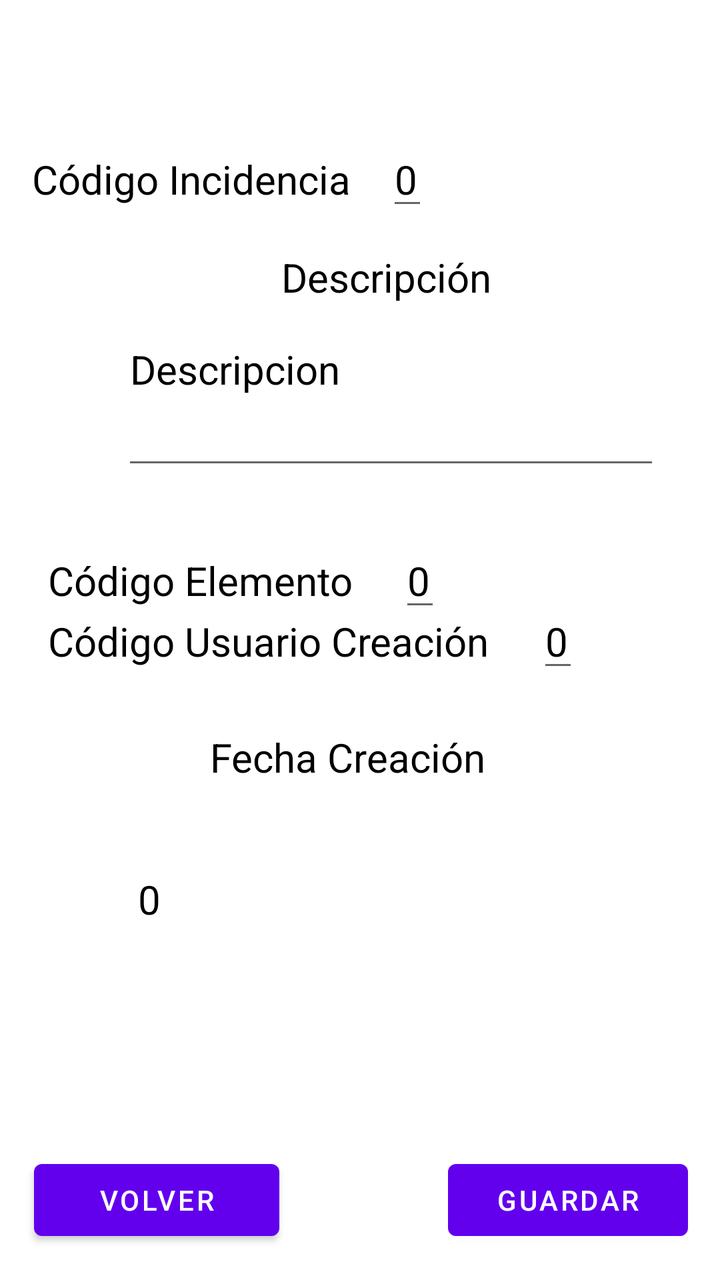
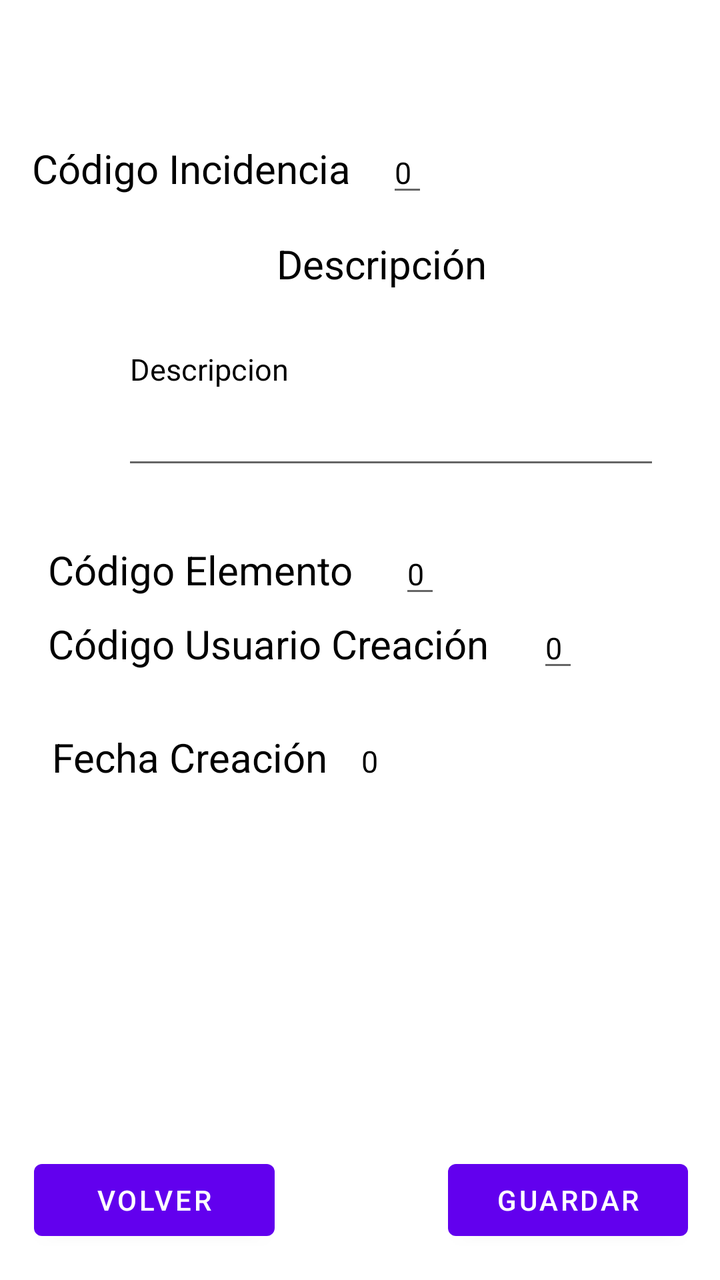

Before-and-after screenshots of an Android layout around one commit, followed by the original layout XML and the change that was made.
<!-- AndroidManifest.xml: application theme Theme.AplicacionIncidencias -->
<!-- res/layout/activity_info_incidencia.xml -->
<?xml version="1.0" encoding="utf-8"?>
<androidx.constraintlayout.widget.ConstraintLayout xmlns:android="http://schemas.android.com/apk/res/android"
    xmlns:app="http://schemas.android.com/apk/res-auto"
    xmlns:tools="http://schemas.android.com/tools"
    android:id="@+id/main"
    android:layout_width="match_parent"
    android:layout_height="match_parent"
    tools:context=".Incidencia.Activity_Info_Incidencia">

    <TextView
        android:id="@+id/tvCodigoIncidencia"
        android:layout_width="wrap_content"
        android:layout_height="wrap_content"
        android:layout_marginStart="16dp"
        android:text="Código Incidencia "
        android:textColor="@color/black"
        android:textSize="20sp"
        app:layout_constraintBaseline_toBaselineOf="@+id/edinfoCodigoIncidencia"
        app:layout_constraintStart_toStartOf="parent" />

    <EditText
        android:id="@+id/edinfoCodigoIncidencia"
        android:layout_width="wrap_content"
        android:layout_height="wrap_content"
        android:layout_marginStart="13dp"
        android:layout_marginTop="66dp"
        android:text="0"
        android:textColor="@color/black"
        android:textSize="20sp"
        app:layout_constraintStart_toEndOf="@+id/tvCodigoIncidencia"
        app:layout_constraintTop_toTopOf="parent" />

    <TextView
        android:id="@+id/tvDescripcionIncidencia"
        android:layout_width="wrap_content"
        android:layout_height="wrap_content"
        android:layout_marginTop="15dp"
        android:text="Descripción "
        android:textColor="@color/black"
        android:textSize="20sp"
        app:layout_constraintEnd_toEndOf="@+id/edDescripcionIncidencia"
        app:layout_constraintStart_toStartOf="@+id/edDescripcionIncidencia"
        app:layout_constraintTop_toBottomOf="@+id/edinfoCodigoIncidencia" />

    <EditText
        android:id="@+id/edDescripcionIncidencia"
        android:layout_width="269dp"
        android:layout_height="113dp"
        android:layout_marginStart="37dp"
        android:layout_marginTop="172dp"
        android:layout_marginBottom="171dp"
        android:inputType="textMultiLine"
        android:text="Descripcion"
        android:textColor="@color/black"
        android:textSize="20sp"
        app:layout_constraintBottom_toTopOf="@+id/tvFechaCreacion"
        app:layout_constraintStart_toStartOf="@+id/tvCodigoElemento"
        app:layout_constraintTop_toTopOf="parent" />

    <TextView
        android:id="@+id/tvCodigoElemento"
        android:layout_width="wrap_content"
        android:layout_height="wrap_content"
        android:layout_marginStart="24dp"
        android:text="Código Elemento "
        android:textColor="@color/black"
        android:textSize="20sp"
        app:layout_constraintBaseline_toBaselineOf="@+id/edInfoCodigoElemento"
        app:layout_constraintStart_toStartOf="parent" />

    <TextView
        android:id="@+id/tvCodigoUsuarioCreacion"
        android:layout_width="wrap_content"
        android:layout_height="wrap_content"
        android:layout_marginStart="24dp"
        android:text="Código Usuario Creación "
        android:textColor="@color/black"
        android:textSize="20sp"
        app:layout_constraintBaseline_toBaselineOf="@+id/edInfoCodigoUsuarioCreacion"
        app:layout_constraintStart_toStartOf="parent" />

    <TextView
        android:id="@+id/tvFechaCreacion"
        android:layout_width="wrap_content"
        android:layout_height="wrap_content"
        android:layout_marginEnd="21dp"
        android:layout_marginBottom="44dp"
        android:text="Fecha Creación "
        android:textColor="@color/black"
        android:textSize="20sp"
        app:layout_constraintBottom_toTopOf="@+id/tvInfoFechaCreacion"
        app:layout_constraintEnd_toStartOf="@+id/edInfoCodigoUsuarioCreacion" />

    <TextView
        android:id="@+id/tvInfoFechaCreacion"
        android:layout_width="wrap_content"
        android:layout_height="wrap_content"
        android:layout_marginStart="69dp"
        android:layout_marginBottom="177dp"
        android:text="0"
        android:textColor="@color/black"
        android:textSize="20sp"
        app:layout_constraintBottom_toBottomOf="parent"
        app:layout_constraintStart_toStartOf="parent" />

    <EditText
        android:id="@+id/edInfoCodigoUsuarioCreacion"
        android:layout_width="wrap_content"
        android:layout_height="wrap_content"
        android:layout_marginStart="19dp"
        android:layout_marginBottom="24dp"
        android:text="0"
        android:textColor="@color/black"
        android:textSize="20sp"
        app:layout_constraintBottom_toTopOf="@+id/tvFechaCreacion"
        app:layout_constraintStart_toEndOf="@+id/tvCodigoUsuarioCreacion" />

    <EditText
        android:id="@+id/edInfoCodigoElemento"
        android:layout_width="wrap_content"
        android:layout_height="wrap_content"
        android:layout_marginStart="18dp"
        android:layout_marginTop="27dp"
        android:text="0"
        android:textColor="@color/black"
        android:textSize="20sp"
        app:layout_constraintStart_toEndOf="@+id/tvCodigoElemento"
        app:layout_constraintTop_toBottomOf="@+id/edDescripcionIncidencia" />

    <Button
        android:id="@+id/btnGuardar"
        android:layout_width="120dp"
        android:layout_height="wrap_content"
        android:layout_marginEnd="16dp"
        android:layout_marginBottom="16dp"
        android:text="Guardar"
        app:layout_constraintBottom_toBottomOf="parent"
        app:layout_constraintEnd_toEndOf="parent" />

    <Button
        android:id="@+id/btnVolver"
        android:layout_width="0dp"
        android:layout_height="wrap_content"
        android:layout_marginStart="1dp"
        android:layout_marginEnd="1dp"
        android:layout_marginBottom="16dp"
        android:text="Volver"
        app:layout_constraintBottom_toBottomOf="parent"
        app:layout_constraintEnd_toStartOf="@+id/tvDescripcionIncidencia"
        app:layout_constraintStart_toStartOf="@+id/tvCodigoIncidencia" />


</androidx.constraintlayout.widget.ConstraintLayout>
<!-- resources referenced by this layout -->
<resources>
  <color name="black">#FF000000</color>
  <style name="Theme.AplicacionIncidencias" parent="Theme.MaterialComponents.DayNight.DarkActionBar">
          
          <item name="colorPrimary">@color/purple_500</item>
          <item name="colorPrimaryVariant">@color/purple_700</item>
          <item name="colorOnPrimary">@color/white</item>
          
          <item name="colorSecondary">@color/teal_200</item>
          <item name="colorSecondaryVariant">@color/teal_700</item>
          <item name="colorOnSecondary">@color/black</item>
          
          <item name="android:statusBarColor">?attr/colorPrimaryVariant</item>
          
      </style>
  <color name="purple_500">#FF6200EE</color>
  <color name="purple_700">#FF3700B3</color>
  <color name="white">#FFFFFFFF</color>
  <color name="teal_200">#FF03DAC5</color>
  <color name="teal_700">#FF018786</color>
</resources>

<!-- the commit's change to res/layout/activity_info_incidencia.xml (unified diff, before → after) -->
@@ -26,7 +26,7 @@
         android:layout_marginTop="66dp"
         android:text="0"
         android:textColor="@color/black"
-        android:textSize="20sp"
+        android:textSize="15sp"
         app:layout_constraintStart_toEndOf="@+id/tvCodigoIncidencia"
         app:layout_constraintTop_toTopOf="parent" />
 
@@ -38,8 +38,8 @@
         android:text="Descripción "
         android:textColor="@color/black"
         android:textSize="20sp"
-        app:layout_constraintEnd_toEndOf="@+id/edDescripcionIncidencia"
-        app:layout_constraintStart_toStartOf="@+id/edDescripcionIncidencia"
+        app:layout_constraintEnd_toStartOf="@+id/edinfoCodigoIncidencia"
+        app:layout_constraintStart_toStartOf="@+id/edinfoCodigoIncidencia"
         app:layout_constraintTop_toBottomOf="@+id/edinfoCodigoIncidencia" />
 
     <EditText
@@ -52,7 +52,7 @@
         android:inputType="textMultiLine"
         android:text="Descripcion"
         android:textColor="@color/black"
-        android:textSize="20sp"
+        android:textSize="15sp"
         app:layout_constraintBottom_toTopOf="@+id/tvFechaCreacion"
         app:layout_constraintStart_toStartOf="@+id/tvCodigoElemento"
         app:layout_constraintTop_toTopOf="parent" />
@@ -83,36 +83,35 @@
         android:id="@+id/tvFechaCreacion"
         android:layout_width="wrap_content"
         android:layout_height="wrap_content"
-        android:layout_marginEnd="21dp"
-        android:layout_marginBottom="44dp"
+        android:layout_marginStart="26dp"
         android:text="Fecha Creación "
         android:textColor="@color/black"
         android:textSize="20sp"
-        app:layout_constraintBottom_toTopOf="@+id/tvInfoFechaCreacion"
-        app:layout_constraintEnd_toStartOf="@+id/edInfoCodigoUsuarioCreacion" />
+        app:layout_constraintBaseline_toBaselineOf="@+id/tvInfoFechaCreacion"
+        app:layout_constraintStart_toStartOf="parent" />
 
     <TextView
         android:id="@+id/tvInfoFechaCreacion"
         android:layout_width="wrap_content"
         android:layout_height="wrap_content"
-        android:layout_marginStart="69dp"
-        android:layout_marginBottom="177dp"
+        android:layout_marginStart="12dp"
+        android:layout_marginTop="35dp"
         android:text="0"
         android:textColor="@color/black"
-        android:textSize="20sp"
-        app:layout_constraintBottom_toBottomOf="parent"
-        app:layout_constraintStart_toStartOf="parent" />
+        android:textSize="15sp"
+        app:layout_constraintStart_toEndOf="@+id/tvFechaCreacion"
+        app:layout_constraintTop_toBottomOf="@+id/tvCodigoUsuarioCreacion" />
 
     <EditText
         android:id="@+id/edInfoCodigoUsuarioCreacion"
         android:layout_width="wrap_content"
         android:layout_height="wrap_content"
         android:layout_marginStart="19dp"
-        android:layout_marginBottom="24dp"
+        android:layout_marginBottom="299dp"
         android:text="0"
         android:textColor="@color/black"
-        android:textSize="20sp"
-        app:layout_constraintBottom_toTopOf="@+id/tvFechaCreacion"
+        android:textSize="15sp"
+        app:layout_constraintBottom_toBottomOf="parent"
         app:layout_constraintStart_toEndOf="@+id/tvCodigoUsuarioCreacion" />
 
     <EditText
@@ -123,12 +122,12 @@
         android:layout_marginTop="27dp"
         android:text="0"
         android:textColor="@color/black"
-        android:textSize="20sp"
+        android:textSize="15sp"
         app:layout_constraintStart_toEndOf="@+id/tvCodigoElemento"
         app:layout_constraintTop_toBottomOf="@+id/edDescripcionIncidencia" />
 
     <Button
-        android:id="@+id/btnGuardar"
+        android:id="@+id/btnGuardarIncidencia"
         android:layout_width="120dp"
         android:layout_height="wrap_content"
         android:layout_marginEnd="16dp"
@@ -138,7 +137,7 @@
         app:layout_constraintEnd_toEndOf="parent" />
 
     <Button
-        android:id="@+id/btnVolver"
+        android:id="@+id/btnVolverIncidencia"
         android:layout_width="0dp"
         android:layout_height="wrap_content"
         android:layout_marginStart="1dp"
